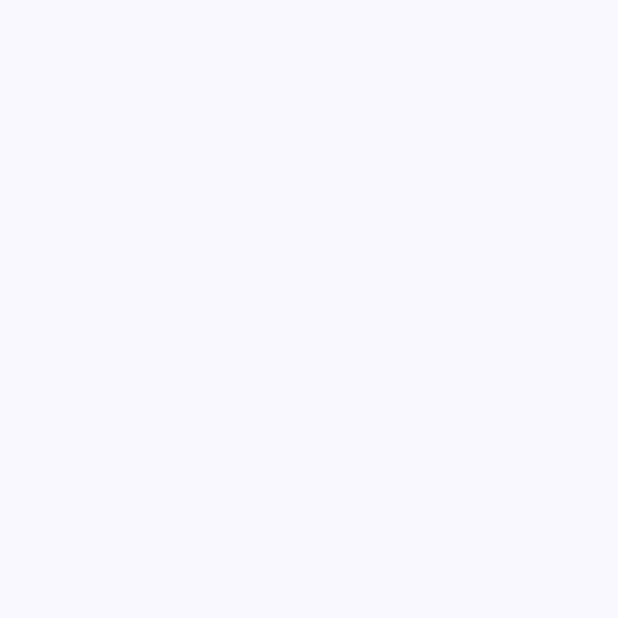
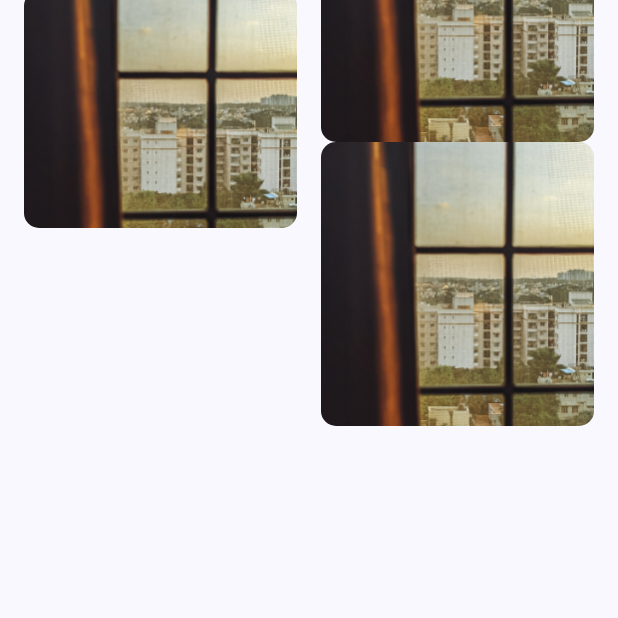
Before and after one commit to fatahrez/Pin, an Android app built with Jetpack Compose: the screen it shows after launch (MainActivity), on a phone screen of 412 x 824 dp, the top half of it. Before the commit the part shown is empty. Run offline under Robolectric (Android 15) with nearby library versions, the phone set to English and light mode, and no system bars; our stand-ins replace Dagger/Hilt's generated code; pictures from the network do not load; 1 statement that could not run was skipped.

```diff
--- a/app/build.gradle.kts
+++ b/app/build.gradle.kts
@@ -52,7 +52,7 @@ android {
         compose = true
     }
     composeOptions {
-        kotlinCompilerExtensionVersion = "1.4.0"
+        kotlinCompilerExtensionVersion = Dependencies.Android.kotlinComposeCompilerVersion
     }
     packagingOptions {
         resources {
--- a/app/src/main/java/com/fatahrez/pin/MainActivity.kt
+++ b/app/src/main/java/com/fatahrez/pin/MainActivity.kt
@@ -10,6 +10,7 @@ import androidx.compose.material3.Text
 import androidx.compose.runtime.Composable
 import androidx.compose.ui.Modifier
 import androidx.compose.ui.tooling.preview.Preview
+import com.fatahrez.feature_auth.presentation.onboarding.Onboarding
 import com.fatahrez.feature_auth.presentation.sign_up.SignUpScreen
 import com.fatahrez.pin.ui.theme.PinTheme
 import dagger.hilt.android.AndroidEntryPoint
@@ -20,12 +21,11 @@ class MainActivity : ComponentActivity() {
         super.onCreate(savedInstanceState)
         setContent {
             PinTheme {
-                // A surface container using the 'background' color from the theme
                 Surface(
                     modifier = Modifier.fillMaxSize(),
                     color = MaterialTheme.colorScheme.background
                 ) {
-                    SignUpScreen()
+                    Onboarding()
                 }
             }
         }
--- a/build.gradle.kts
+++ b/build.gradle.kts
@@ -7,7 +7,7 @@ buildscript {
 plugins {
     id("com.android.application") version "7.4.1" apply false
     id("com.android.library") version "7.4.1" apply false
-    id("org.jetbrains.kotlin.android") version "1.7.0" apply false
-    id("org.jetbrains.kotlin.jvm") version "1.8.0" apply false
+    id("org.jetbrains.kotlin.android") version "1.8.10" apply false
+    id("org.jetbrains.kotlin.jvm") version "1.8.10" apply false
     id("com.google.dagger.hilt.android") version ("2.44.2") apply false
 }
--- a/feature/feature_auth/build.gradle.kts
+++ b/feature/feature_auth/build.gradle.kts
@@ -43,7 +43,7 @@ android {
         compose = true
     }
     composeOptions {
-        kotlinCompilerExtensionVersion = "1.4.0"
+        kotlinCompilerExtensionVersion = Dependencies.Android.kotlinComposeCompilerVersion
     }
     packagingOptions {
         resources {
@@ -81,6 +81,10 @@ dependencies {
     implementation(Dependencies.UI.composeUI)
     implementation(Dependencies.UI.composeToolingPreview)
 
+    // Coil
+    implementation(Dependencies.ComposeUI.coil)
+    implementation(Dependencies.ComposeUI.coilCompose)
+
     testImplementation(Dependencies.Testing.jUnit)
     androidTestImplementation(Dependencies.Testing.extJUnit)
     androidTestImplementation(Dependencies.Testing.espressoCore)
--- /dev/null
+++ b/feature/feature_auth/src/main/java/com/fatahrez/feature_auth/presentation/onboarding/Onboarding.kt
@@ -0,0 +1,82 @@
+package com.fatahrez.feature_auth.presentation.onboarding
+
+import androidx.compose.foundation.ExperimentalFoundationApi
+import androidx.compose.foundation.MutatePriority
+import androidx.compose.foundation.layout.*
+import androidx.compose.foundation.lazy.staggeredgrid.*
+import androidx.compose.foundation.shape.RoundedCornerShape
+import androidx.compose.runtime.Composable
+import androidx.compose.runtime.LaunchedEffect
+import androidx.compose.ui.Modifier
+import androidx.compose.ui.draw.clip
+import androidx.compose.ui.layout.ContentScale
+import androidx.compose.ui.unit.dp
+import coil.compose.AsyncImage
+import kotlin.random.Random
+import com.fatahrez.feature_auth.R
+import kotlinx.coroutines.delay
+
+@OptIn(ExperimentalFoundationApi::class)
+@Composable
+fun Onboarding() {
+    val lazyListState = rememberLazyStaggeredGridState()
+    Column(
+        modifier = Modifier
+            .fillMaxSize()
+    ) {
+        val images = (0..7).map {
+            StaggeredListItem(
+                height = Random.nextInt(130, 220).dp,
+                image = R.drawable.onboarding_photo
+            )
+        }
+        LazyVerticalStaggeredGrid(
+            columns = StaggeredGridCells.Fixed(2),
+            modifier = Modifier
+                .fillMaxWidth()
+                .height(300.dp),
+            contentPadding = PaddingValues(16.dp),
+            horizontalArrangement = Arrangement.spacedBy(16.dp),
+            verticalArrangement = Arrangement.spacedBy(16.dp),
+            state = lazyListState
+        ) {
+            items(images) { item ->
+                RandomColorBox(item)
+                LaunchedEffect(key1 = Unit) {
+                    autoScroll(lazyListState)
+                }
+            }
+        }
+    }
+}
+
+@OptIn(ExperimentalFoundationApi::class)
+private tailrec suspend fun autoScroll(lazyListState: LazyStaggeredGridState) {
+    lazyListState.scroll(MutatePriority.PreventUserInput) {
+        scrollBy(SCROLL_DX)
+    }
+    delay(DELAY_BETWEEN_SCROLL_MS)
+
+    autoScroll(lazyListState)
+}
+
+@Composable
+fun RandomColorBox(item: StaggeredListItem) {
+    Box(
+        modifier = Modifier
+            .fillMaxWidth()
+            .height(item.height)
+    ) {
+        AsyncImage(
+            model = item.image,
+            contentDescription = "Image",
+            modifier = Modifier
+                .fillMaxSize()
+                .clip(RoundedCornerShape(10.dp)),
+            contentScale = ContentScale.Crop
+        )
+    }
+}
+
+private const val DELAY_BETWEEN_SCROLL_MS = 20L
+private const val SCROLL_DX = 1f
--- /dev/null
+++ b/feature/feature_auth/src/main/java/com/fatahrez/feature_auth/presentation/onboarding/StaggeredListItem.kt
@@ -0,0 +1,10 @@
+package com.fatahrez.feature_auth.presentation.onboarding
+
+import android.graphics.drawable.Drawable
+import androidx.compose.ui.unit.Dp
+import coil.request.ImageRequest
+
+data class StaggeredListItem(
+    val height: Dp,
+    val image: Int
+)
```
Also changed, not shown: buildSrc/src/main/java/com/fatahrez/buildsrc/Dependencies.kt (+9 -2 lines), feature/feature_auth/src/main/onboarding_photo-playstore.png (added), feature/feature_auth/src/main/res/drawable/onboarding_photo.jpg (added).
